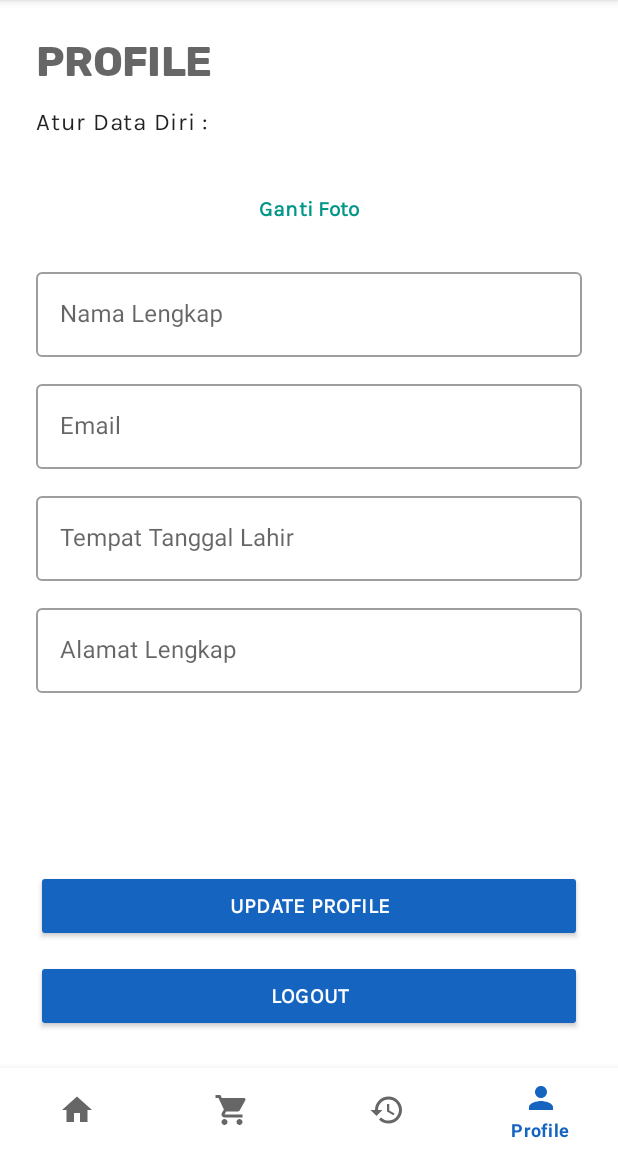
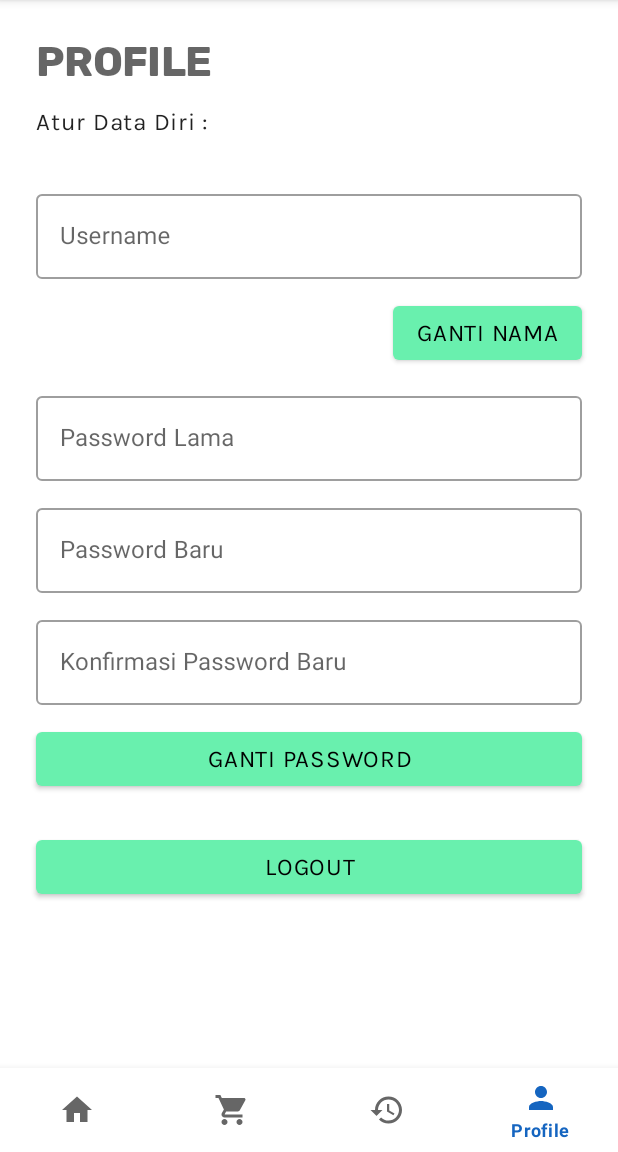
Before and after one commit to rizkyyusfian/OnlineShop, an Android app: the HomeFragment screen opened directly, with no data from a screen before it, item 4 of the bottom bar chosen, on a phone screen of 412 x 824 dp, the part 84-1236 px from its top. Run offline under Robolectric (Android 15) with nearby library versions, the phone set to English and light mode, and no system bars; our stand-ins replace Volley; network calls fail.

Commit message:
mempernarui lauout fragment profile

```diff
--- a/app/src/main/res/layout/fragment_home.xml
+++ b/app/src/main/res/layout/fragment_home.xml
@@ -4,6 +4,7 @@
     xmlns:tools="http://schemas.android.com/tools"
     android:layout_width="match_parent"
     android:layout_height="match_parent"
+    android:background="@drawable/background"
     tools:context=".HomeFragment">
 
     <!-- TODO: Update blank fragment layout -->
--- a/app/src/main/res/layout/fragment_profile.xml
+++ b/app/src/main/res/layout/fragment_profile.xml
@@ -17,18 +17,85 @@
             android:layout_width="0dp"
             android:layout_height="wrap_content"
             android:layout_marginStart="24dp"
-            android:layout_marginTop="12dp"
+            android:layout_marginTop="32dp"
             android:layout_marginEnd="24dp"
-            android:hint="Nama Lengkap"
+            android:hint="Username"
             app:hintAnimationEnabled="true"
             app:hintEnabled="true"
             app:hintTextAppearance="@style/subheader"
             app:layout_constraintEnd_toEndOf="parent"
             app:layout_constraintHorizontal_bias="0.0"
             app:layout_constraintStart_toStartOf="parent"
-            app:layout_constraintTop_toBottomOf="@+id/button3">
+            app:layout_constraintTop_toBottomOf="@+id/textView">
 
             <com.google.android.material.textfield.TextInputEditText
+                android:id="@+id/txtProfileNama"
+                android:layout_width="match_parent"
+                android:layout_height="wrap_content" />
+        </com.google.android.material.textfield.TextInputLayout>
+
+        <com.google.android.material.textfield.TextInputLayout
+            android:id="@+id/textInputLayout3"
+            style="@style/Widget.MaterialComponents.TextInputLayout.OutlinedBox"
+            android:layout_width="0dp"
+            android:layout_height="wrap_content"
+            android:layout_marginStart="24dp"
+            android:layout_marginTop="12dp"
+            android:layout_marginEnd="24dp"
+            android:hint="Password Lama"
+            app:hintAnimationEnabled="true"
+            app:hintEnabled="true"
+            app:hintTextAppearance="@style/subheader"
+            app:layout_constraintEnd_toEndOf="parent"
+            app:layout_constraintStart_toStartOf="parent"
+            app:layout_constraintTop_toBottomOf="@+id/btnEditNama">
+
+            <com.google.android.material.textfield.TextInputEditText
+                android:id="@+id/txtProfilePassLama"
+                android:layout_width="match_parent"
+                android:layout_height="wrap_content" />
+        </com.google.android.material.textfield.TextInputLayout>
+
+        <com.google.android.material.textfield.TextInputLayout
+            android:id="@+id/textInputLayout2"
+            style="@style/Widget.MaterialComponents.TextInputLayout.OutlinedBox"
+            android:layout_width="0dp"
+            android:layout_height="wrap_content"
+            android:layout_marginStart="24dp"
+            android:layout_marginTop="12dp"
+            android:layout_marginEnd="24dp"
+            android:hint="Password Baru"
+            app:hintAnimationEnabled="true"
+            app:hintEnabled="true"
+            app:hintTextAppearance="@style/subheader"
+            app:layout_constraintEnd_toEndOf="parent"
+            app:layout_constraintStart_toStartOf="parent"
+            app:layout_constraintTop_toBottomOf="@+id/textInputLayout3">
+
+            <com.google.android.material.textfield.TextInputEditText
+                android:id="@+id/txtProfilePass"
+                android:layout_width="match_parent"
+                android:layout_height="wrap_content" />
+        </com.google.android.material.textfield.TextInputLayout>
+
+        <com.google.android.material.textfield.TextInputLayout
+            android:id="@+id/textInputLayout4"
+            style="@style/Widget.MaterialComponents.TextInputLayout.OutlinedBox"
+            android:layout_width="match_parent"
+            android:layout_height="wrap_content"
+            android:layout_marginStart="24dp"
+            android:layout_marginTop="12dp"
+            android:layout_marginEnd="24dp"
+            android:hint="Konfirmasi Password Baru"
+            app:hintAnimationEnabled="true"
+            app:hintEnabled="true"
+            app:hintTextAppearance="@style/subheader"
+            app:layout_constraintEnd_toEndOf="parent"
+            app:layout_constraintStart_toStartOf="parent"
+            app:layout_constraintTop_toBottomOf="@+id/textInputLayout2">
+
+            <com.google.android.material.textfield.TextInputEditText
+                android:id="@+id/txtProfielCekPassBaru"
                 android:layout_width="match_parent"
                 android:layout_height="wrap_content" />
         </com.google.android.material.textfield.TextInputLayout>
@@ -55,118 +122,46 @@
             app:layout_constraintStart_toStartOf="parent"
             app:layout_constraintTop_toTopOf="parent" />
 
-        <com.google.android.material.textfield.TextInputLayout
-            android:id="@+id/textInputLayout2"
-            style="@style/Widget.MaterialComponents.TextInputLayout.OutlinedBox"
+        <Button
+            android:id="@+id/btnEditNama"
+            style="@style/primaryButton"
+            android:layout_width="wrap_content"
+            android:layout_height="wrap_content"
+            android:layout_marginTop="12dp"
+            android:layout_marginEnd="24dp"
+            android:text="GANTI NAMA"
+            android:textAppearance="@style/body"
+            app:layout_constraintEnd_toEndOf="parent"
+            app:layout_constraintTop_toBottomOf="@+id/textInputLayout" />
+
+        <Button
+            android:id="@+id/btnUpdateProfile"
+            style="@style/primaryButton"
             android:layout_width="0dp"
             android:layout_height="wrap_content"
             android:layout_marginStart="24dp"
             android:layout_marginTop="12dp"
             android:layout_marginEnd="24dp"
-            android:hint="Email"
-            app:hintAnimationEnabled="true"
-            app:hintEnabled="true"
-            app:hintTextAppearance="@style/subheader"
+            android:text="GANTI PASSWORD"
+            android:textAppearance="@style/body"
             app:layout_constraintEnd_toEndOf="parent"
+            app:layout_constraintHorizontal_bias="0.0"
             app:layout_constraintStart_toStartOf="parent"
-            app:layout_constraintTop_toBottomOf="@+id/textInputLayout">
+            app:layout_constraintTop_toBottomOf="@+id/textInputLayout4" />
 
-            <com.google.android.material.textfield.TextInputEditText
-                android:layout_width="match_parent"
-                android:layout_height="wrap_content" />
-        </com.google.android.material.textfield.TextInputLayout>
-
-        <com.google.android.material.textfield.TextInputLayout
-            android:id="@+id/textInputLayout3"
-            style="@style/Widget.MaterialComponents.TextInputLayout.OutlinedBox"
+        <Button
+            android:id="@+id/btnLogout"
+            style="@style/primaryButton"
             android:layout_width="0dp"
             android:layout_height="wrap_content"
             android:layout_marginStart="24dp"
-            android:layout_marginTop="12dp"
+            android:layout_marginTop="24dp"
             android:layout_marginEnd="24dp"
-            android:hint="Tempat Tanggal Lahir"
-            app:hintAnimationEnabled="true"
-            app:hintEnabled="true"
-            app:hintTextAppearance="@style/subheader"
+            android:text="LOGOUT"
+            android:textAppearance="@style/body"
             app:layout_constraintEnd_toEndOf="parent"
             app:layout_constraintStart_toStartOf="parent"
-            app:layout_constraintTop_toBottomOf="@+id/textInputLayout2">
-
-            <com.google.android.material.textfield.TextInputEditText
-                android:layout_width="match_parent"
-                android:layout_height="wrap_content" />
-        </com.google.android.material.textfield.TextInputLayout>
-
-        <com.google.android.material.textfield.TextInputLayout
-            style="@style/Widget.MaterialComponents.TextInputLayout.OutlinedBox"
-            android:layout_width="0dp"
-            android:layout_height="wrap_content"
-            android:layout_marginStart="24dp"
-            android:layout_marginTop="12dp"
-            android:layout_marginEnd="24dp"
-            android:hint="Alamat Lengkap"
-            app:hintAnimationEnabled="true"
-            app:hintEnabled="true"
-            app:hintTextAppearance="@style/subheader"
-            app:layout_constraintEnd_toEndOf="parent"
-            app:layout_constraintStart_toStartOf="parent"
-            app:layout_constraintTop_toBottomOf="@+id/textInputLayout3">
-
-            <com.google.android.material.textfield.TextInputEditText
-                android:layout_width="match_parent"
-                android:layout_height="wrap_content" />
-        </com.google.android.material.textfield.TextInputLayout>
-
-        <Button
-            android:id="@+id/button"
-            style="@style/Widget.AppCompat.Button.Colored"
-            android:layout_width="0dp"
-            android:layout_height="wrap_content"
-            android:layout_marginStart="24dp"
-            android:layout_marginEnd="24dp"
-            android:layout_marginBottom="12dp"
-            android:text="UPDATE PROFILE"
-            android:textAppearance="@style/subheader"
-            app:layout_constraintBottom_toTopOf="@+id/button2"
-            app:layout_constraintEnd_toEndOf="parent"
-            app:layout_constraintStart_toStartOf="parent" />
-
-        <Button
-            android:id="@+id/button2"
-            style="@style/Widget.AppCompat.Button.Colored"
-            android:layout_width="0dp"
-            android:layout_height="wrap_content"
-            android:layout_marginStart="24dp"
-            android:layout_marginEnd="24dp"
-            android:layout_marginBottom="24dp"
-            android:text="LOGOUT"
-            android:textAppearance="@style/subheader"
-            app:layout_constraintBottom_toBottomOf="parent"
-            app:layout_constraintEnd_toEndOf="parent"
-            app:layout_constraintStart_toStartOf="parent" />
-
-        <ImageView
-            android:id="@+id/imageView"
-            android:layout_width="wrap_content"
-            android:layout_height="wrap_content"
-            android:layout_marginTop="24dp"
-            android:scaleType="centerCrop"
-            app:layout_constraintEnd_toEndOf="parent"
-            app:layout_constraintStart_toStartOf="parent"
-            app:layout_constraintTop_toBottomOf="@+id/textView"
-            tools:src="@tools:sample/avatars" />
-
-        <Button
-            android:id="@+id/button3"
-            style="@android:style/Widget.Material.Button.Borderless"
-            android:layout_width="wrap_content"
-            android:layout_height="wrap_content"
-            android:text="Ganti Foto"
-            android:textAppearance="@style/subheader"
-            android:textColor="#009688"
-            app:layout_constraintEnd_toEndOf="parent"
-            app:layout_constraintStart_toStartOf="parent"
-            app:layout_constraintTop_toBottomOf="@+id/imageView" />
+            app:layout_constraintTop_toBottomOf="@+id/btnUpdateProfile" />
 
     </androidx.constraintlayout.widget.ConstraintLayout>
 
```
